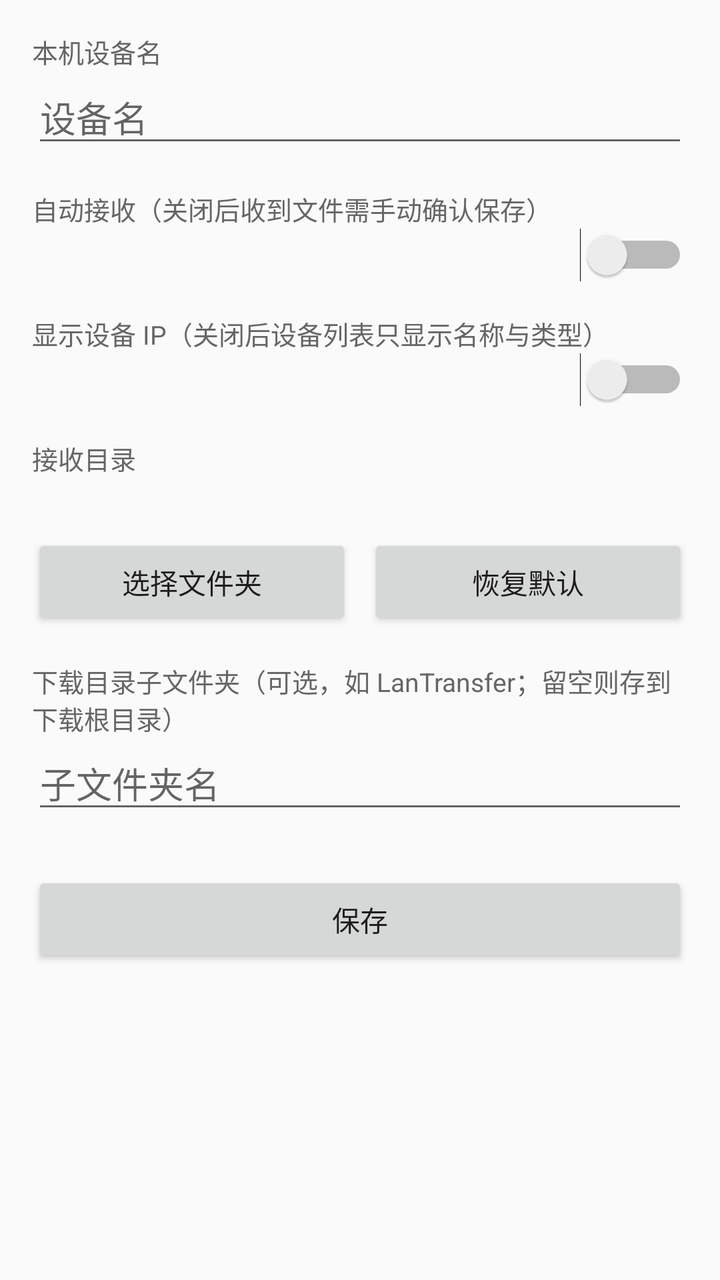
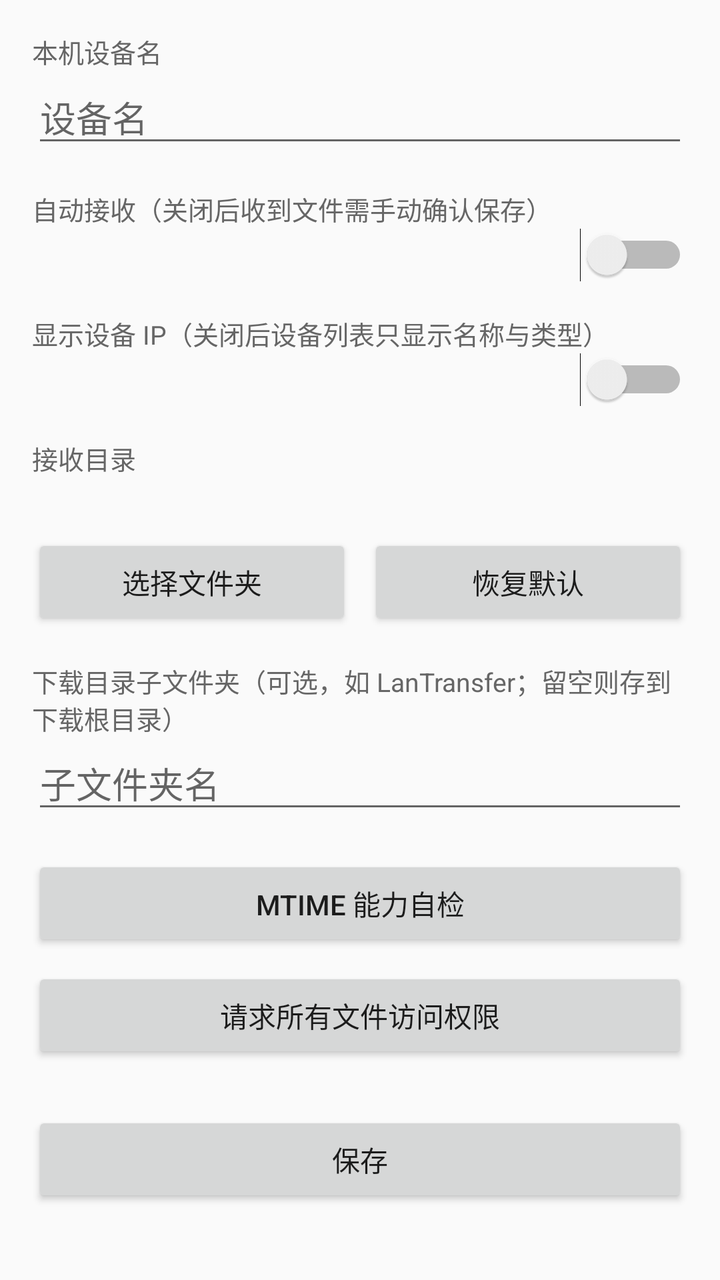

Two renders of the same Android screen: before a commit and after it. Below are the layout's source before the change and the commit's diff.
<!-- AndroidManifest.xml: application theme Theme.App -->
<!-- res/layout/activity_settings.xml -->
<?xml version="1.0" encoding="utf-8"?>
<LinearLayout xmlns:android="http://schemas.android.com/apk/res/android"
    android:layout_width="match_parent"
    android:layout_height="match_parent"
    android:orientation="vertical"
    android:padding="16dp">

    <TextView
        android:layout_width="match_parent"
        android:layout_height="wrap_content"
        android:text="本机设备名"
        android:textColor="#666666"
        android:textSize="13sp" />

    <EditText
        android:id="@+id/nameInput"
        android:layout_width="match_parent"
        android:layout_height="wrap_content"
        android:inputType="text"
        android:hint="设备名" />

    <TextView
        android:layout_width="match_parent"
        android:layout_height="wrap_content"
        android:layout_marginTop="16dp"
        android:text="自动接收（关闭后收到文件需手动确认保存）"
        android:textColor="#666666"
        android:textSize="13sp" />

    <Switch
        android:id="@+id/autoSaveSwitch"
        android:layout_width="match_parent"
        android:layout_height="wrap_content" />

    <TextView
        android:layout_width="match_parent"
        android:layout_height="wrap_content"
        android:layout_marginTop="16dp"
        android:text="显示设备 IP（关闭后设备列表只显示名称与类型）"
        android:textColor="#666666"
        android:textSize="13sp" />

    <Switch
        android:id="@+id/showIpSwitch"
        android:layout_width="match_parent"
        android:layout_height="wrap_content" />

    <TextView
        android:layout_width="match_parent"
        android:layout_height="wrap_content"
        android:layout_marginTop="16dp"
        android:text="接收目录"
        android:textColor="#666666"
        android:textSize="13sp" />

    <TextView
        android:id="@+id/dirLabel"
        android:layout_width="match_parent"
        android:layout_height="wrap_content"
        android:textSize="15sp"
        android:textStyle="bold" />

    <LinearLayout
        android:layout_width="match_parent"
        android:layout_height="wrap_content"
        android:layout_marginTop="8dp"
        android:orientation="horizontal">

        <Button
            android:id="@+id/pickDirBtn"
            android:layout_width="0dp"
            android:layout_height="wrap_content"
            android:layout_weight="1"
            android:layout_marginEnd="4dp"
            android:text="选择文件夹" />

        <Button
            android:id="@+id/resetDirBtn"
            android:layout_width="0dp"
            android:layout_height="wrap_content"
            android:layout_weight="1"
            android:layout_marginStart="4dp"
            android:text="恢复默认" />
    </LinearLayout>

    <TextView
        android:layout_width="match_parent"
        android:layout_height="wrap_content"
        android:layout_marginTop="16dp"
        android:text="下载目录子文件夹（可选，如 LanTransfer；留空则存到下载根目录）"
        android:textColor="#666666"
        android:textSize="13sp" />

    <EditText
        android:id="@+id/subdirInput"
        android:layout_width="match_parent"
        android:layout_height="wrap_content"
        android:inputType="text"
        android:hint="子文件夹名" />

    <Button
        android:id="@+id/saveBtn"
        android:layout_width="match_parent"
        android:layout_height="wrap_content"
        android:layout_marginTop="24dp"
        android:text="保存" />
</LinearLayout>
<!-- resources referenced by this layout -->
<resources>
  <style name="Theme.App" parent="Theme.AppCompat.Light.NoActionBar">
          <item name="colorPrimary">#2563EB</item>
          <item name="colorPrimaryDark">#1E40AF</item>
          <item name="colorAccent">#2563EB</item>
      </style>
</resources>

<!-- the commit's change to res/layout/activity_settings.xml (unified diff, before → after) -->
@@ -99,6 +99,20 @@
         android:hint="子文件夹名" />
 
     <Button
+        android:id="@+id/mtimeTestBtn"
+        android:layout_width="match_parent"
+        android:layout_height="wrap_content"
+        android:layout_marginTop="16dp"
+        android:text="mtime 能力自检" />
+
+    <Button
+        android:id="@+id/manageStorageBtn"
+        android:layout_width="match_parent"
+        android:layout_height="wrap_content"
+        android:layout_marginTop="8dp"
+        android:text="请求所有文件访问权限" />
+
+    <Button
         android:id="@+id/saveBtn"
         android:layout_width="match_parent"
         android:layout_height="wrap_content"
